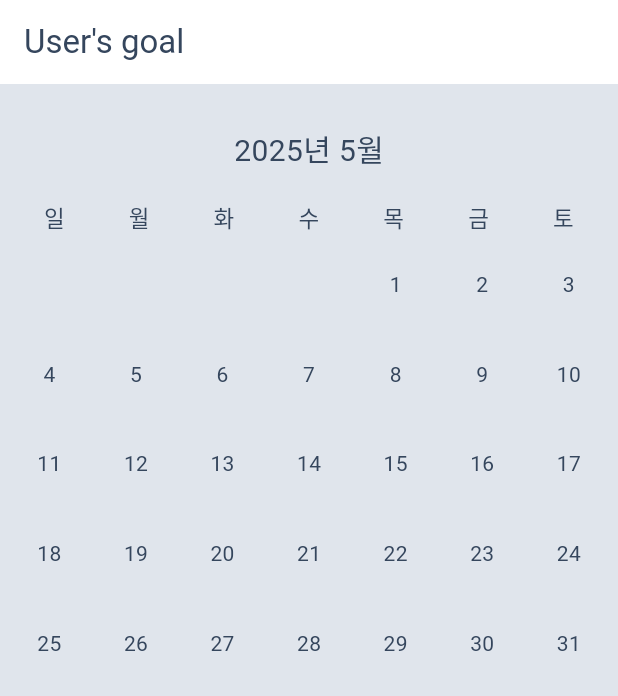
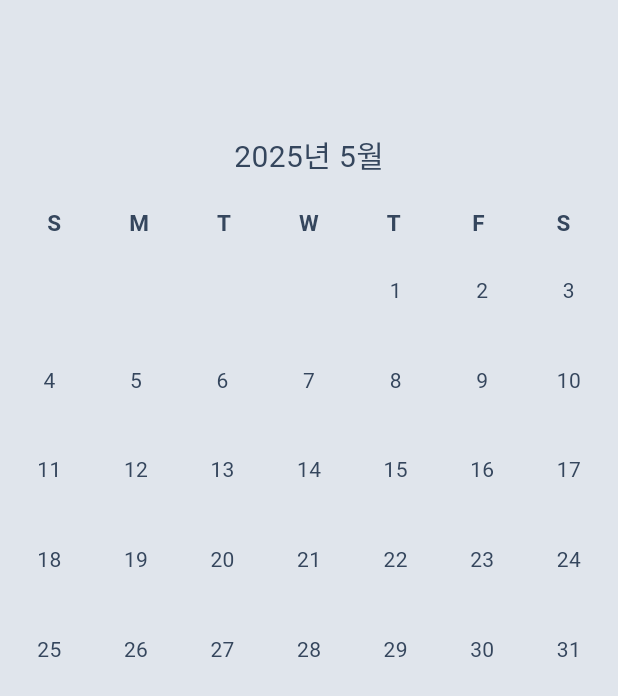
Before and after one commit to hayeonhee/haenaedda, a Flutter app: the screen it shows after launch, on a phone screen of 412 x 824 dp. Shown: the top 696 px of the screen. Run offline on Flutter 3.47's test engine with Material 3 defaults, Android fonts, the phone set to English and light mode, and no system bars.

Commit message:
chore: remove app bar and update weekday display format

```diff
--- a/lib/my_calendar_page.dart
+++ b/lib/my_calendar_page.dart
@@ -14,7 +14,8 @@ class MyCalendarPage extends StatefulWidget {
 }
 
 class _MyCalendarPageState extends State<MyCalendarPage> {
-  final daysOfWeek = ['일', '월', '화', '수', '목', '금', '토'];
+  // TODO: Change app language based on user's device settings
+  final daysOfWeek = ['S', 'M', 'T', 'W', 'T', 'F', 'S'];
 
   Map<String, Set<DateTime>> recordsByGoal = {};
 
@@ -40,15 +41,11 @@ class _MyCalendarPageState extends State<MyCalendarPage> {
     final dateLayout = CalendarGridLayout(focusedDate);
 
     return Scaffold(
-      appBar: AppBar(
-        backgroundColor: Theme.of(context).colorScheme.inversePrimary,
-        title: Text(widget.title),
-      ),
       body: Padding(
         padding: const EdgeInsets.all(8.0),
         child: Column(
           children: [
-            const SizedBox(height: 20),
+            const SizedBox(height: 80),
             Text(
               '${focusedDate.year}년 ${focusedDate.month}월',
               style: const TextStyle(fontSize: 20),
@@ -59,7 +56,11 @@ class _MyCalendarPageState extends State<MyCalendarPage> {
                 return Expanded(
                   child: Text(
                     daysOfWeek[index],
-                    style: const TextStyle(fontSize: 15),
+                    style: TextStyle(
+                      fontSize: 15,
+                      color: Theme.of(context).colorScheme.onSurface,
+                      fontWeight: FontWeight.bold,
+                    ),
                     textAlign: TextAlign.center,
                   ),
                 );
```
